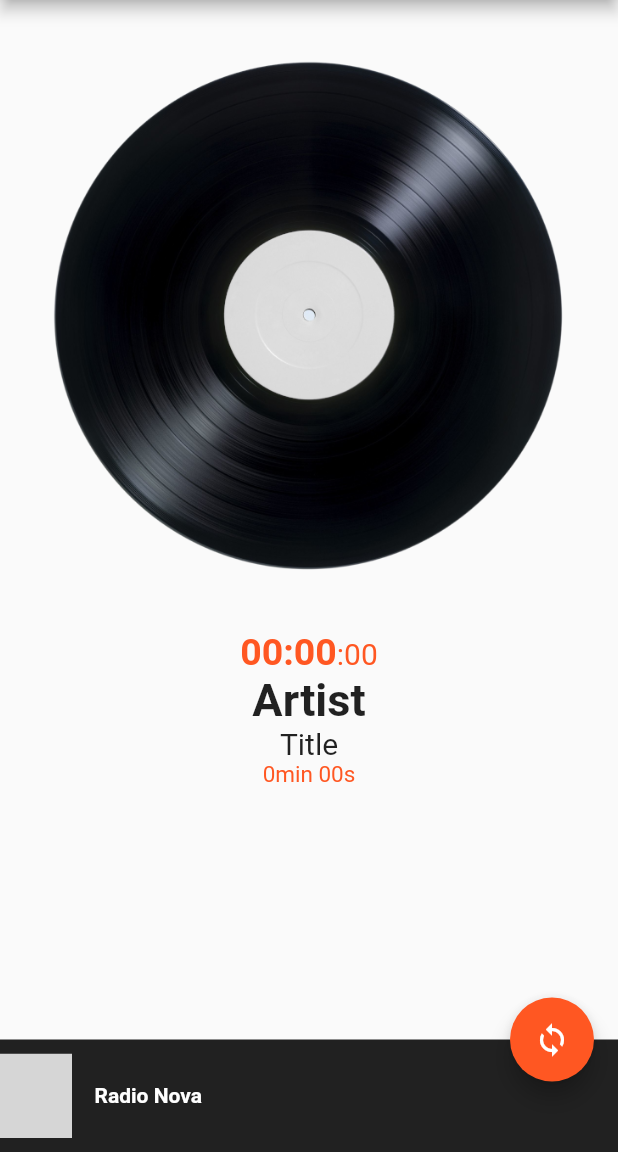
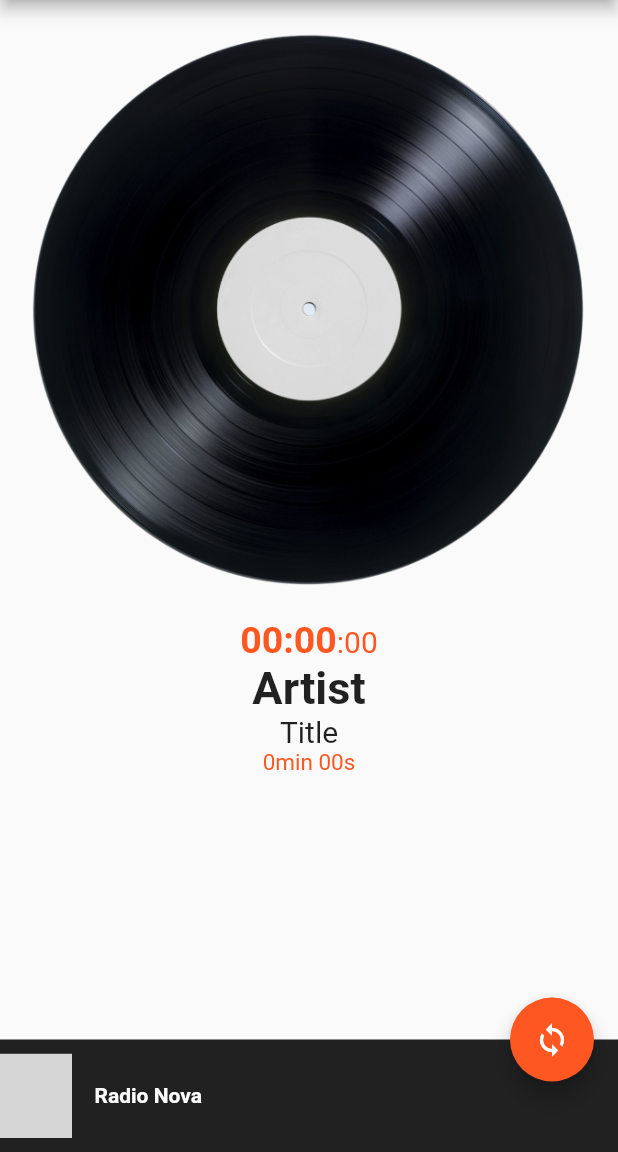
Before and after one commit to solsticedhiver/last_song, a Flutter app: the screen it shows after launch, on a phone screen of 412 x 824 dp, the part 84-1236 px from its top. Run offline on Flutter 3.47's test engine with Material 2 defaults, Android fonts, the phone set to English and light mode, and no system bars; drawn by our look-alikes of cached_network_image; our stand-ins replace html_unescape, shared_preferences, timezone; missing offline and left inert: reorderable_grid; network calls fail; grey boxes are pictures that could not be loaded.

Commit message:
Fix layout on very small width screen

```diff
--- a/lib/current_track.dart
+++ b/lib/current_track.dart
@@ -59,18 +59,17 @@ class CurrentTrackWidgetSmallScreen extends StatelessWidget {
   @override
   Widget build(BuildContext context) {
     return Container(
-      padding: EdgeInsets.only(bottom: bottomSheetSize, left: 10, right: 10),
+      padding: EdgeInsets.only(
+          bottom: bottomSheetSize, left: 10, right: 10, top: 10),
       child: Column(
         mainAxisSize: MainAxisSize.min,
         textDirection: TextDirection.ltr,
         children: <Widget>[
-          Flexible(
-            flex: 2,
-            child: Container(
-              padding: const EdgeInsets.only(
-                  top: 10, right: 15, left: 15, bottom: 5),
-              child: Consumer<ChannelManager>(builder: (context, cm, child) {
+          Consumer<ChannelManager>(builder: (context, cm, child) {
             double imgSize = 400;
+            if (MediaQuery.of(context).size.width < 420) {
+              imgSize = MediaQuery.of(context).size.width - 20;
+            }
             if (cm.currentChannel.currentTrack.imageUrl.isEmpty) {
               return Image.asset(AppConfig.defaultImage,
                   height: imgSize, width: imgSize);
@@ -81,14 +80,12 @@ class CurrentTrackWidgetSmallScreen extends StatelessWidget {
                   width: imgSize);
             }
           }),
-            ),
-          ),
           Flexible(
-            flex: 1,
+            flex: 2,
             //fit: FlexFit.tight,
             child: Container(
-              padding:
-                  const EdgeInsets.only(top: 5, bottom: 5, right: 10, left: 10),
+              padding: const EdgeInsets.only(
+                  top: 10, bottom: 5, right: 10, left: 10),
               child: const CurrentTrackText(isSmallScreen: true),
             ),
           ),
@@ -118,7 +115,8 @@ class CurrentTrackWidgetLargeScreen extends StatelessWidget {
       left = 45;
     }
     return Container(
-      padding: EdgeInsets.only(bottom: bottomSheetSize, left: left, right: 20),
+      padding: EdgeInsets.only(
+          top: 10, bottom: bottomSheetSize, left: left, right: 20),
       child: Row(
         //mainAxisAlignment: MainAxisAlignment.center,
         mainAxisSize: MainAxisSize.min,
```
Lines whose indentation alone changed are shown as unchanged.
